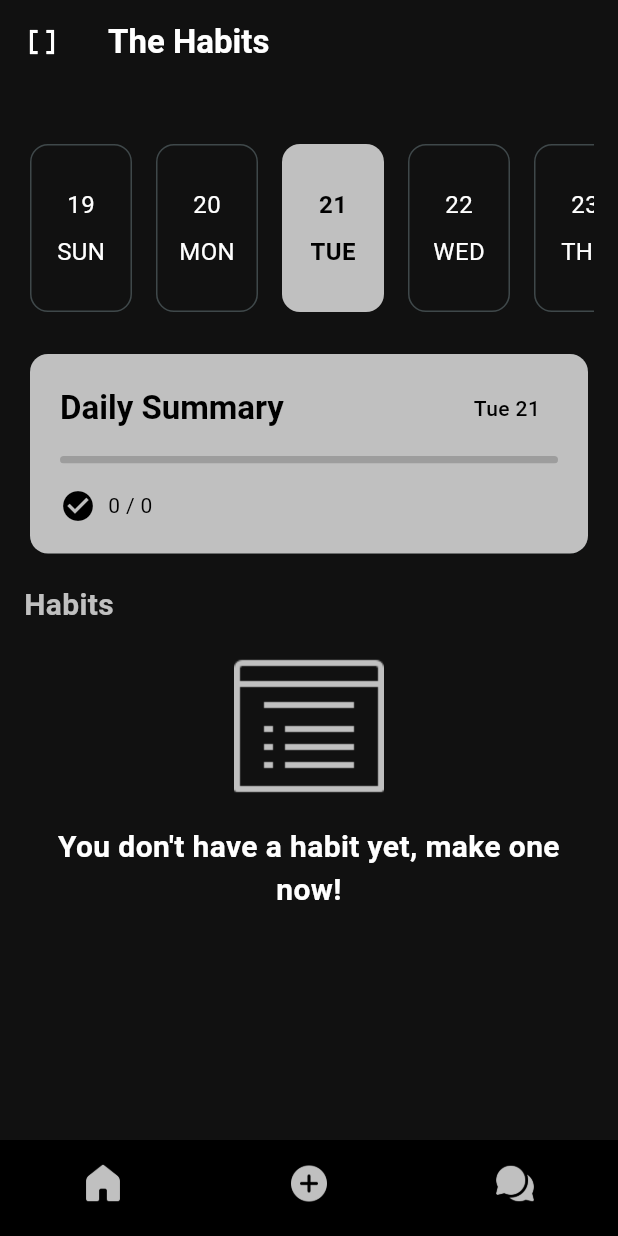
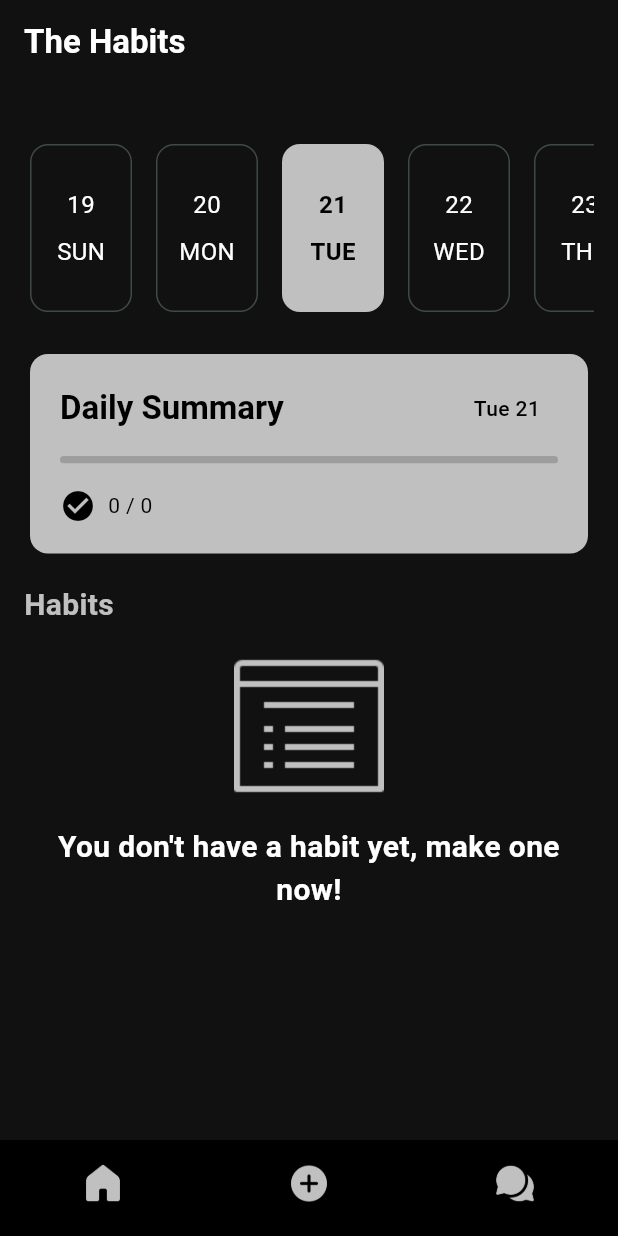
Before and after one commit to Udean777/habit_tracker, a Flutter app: the screen it shows after launch, on a phone screen of 412 x 824 dp. Run offline on Flutter 3.47's test engine with Material 3 defaults, Android fonts, the phone set to English and light mode, and no system bars; drawn by our look-alikes of easy_date_timeline; our stand-ins replace drift, flex_color_scheme, flutter_dotenv, flutter_hooks, flutter_local_notifications, google_generative_ai and 4 more; accounts and stored records are empty; generated files the repository leaves out were written again.

Commit message:
CHNG: Remove Hive dependencies, add Drift Postgres support, update .env file, and clean up home page imports

```diff
--- a/lib/presentation/home/home_page.dart
+++ b/lib/presentation/home/home_page.dart
@@ -1,7 +1,5 @@
-import 'package:drift_db_viewer/drift_db_viewer.dart';
 import 'package:flutter/material.dart';
 import 'package:flutter_hooks/flutter_hooks.dart';
-import 'package:the_habits/core/database/database.dart';
 import 'package:the_habits/core/providers/daily_summary_provider.dart';
 import 'package:the_habits/presentation/home/widgets/daily_summary_card.dart';
 import 'package:the_habits/presentation/home/widgets/habit_card_list.dart';
@@ -16,7 +14,6 @@ class HomePage extends HookConsumerWidget {
   Widget build(BuildContext context, WidgetRef ref) {
     final selectedDate = useState(DateTime.now());
     final colorScheme = Theme.of(context).colorScheme;
-    final db = AppDatabase();
 
     return Scaffold(
       appBar: AppBar(
@@ -25,13 +22,6 @@ class HomePage extends HookConsumerWidget {
           style: TextStyle(
             fontWeight: FontWeight.bold,
           ),
-        ),
-        leading: GestureDetector(
-          onTap: () {
-            Navigator.of(context).push(
-                MaterialPageRoute(builder: (context) => DriftDbViewer(db)));
-          },
-          child: Icon(Icons.data_array),
         ),
       ),
       body: SafeArea(
--- a/pubspec.yaml
+++ b/pubspec.yaml
@@ -43,8 +43,6 @@ dependencies:
   flutter_riverpod: ^2.6.1
   google_fonts: ^6.2.1
   google_generative_ai: ^0.4.6
-  hive: ^2.2.3
-  hive_flutter: ^1.1.0
   hooks_riverpod: ^2.6.1
   intl: ^0.19.0
   path: ^1.9.0
@@ -54,6 +52,8 @@ dependencies:
   rxdart: ^0.28.0
   timezone: ^0.10.0
   uuid: ^4.5.1
+  drift_postgres: ^1.3.0
+  postgres: ^3.4.8
 
 dev_dependencies:
   build_runner: ^2.4.14
@@ -61,7 +61,6 @@ dev_dependencies:
   flutter_lints: ^5.0.0
   flutter_test:
     sdk: flutter
-  hive_generator: ^2.0.1
   riverpod_generator: ^2.6.3
   riverpod_lint: ^2.6.3
 
```
Also changed, not shown: pubspec.lock, 1 other file.
